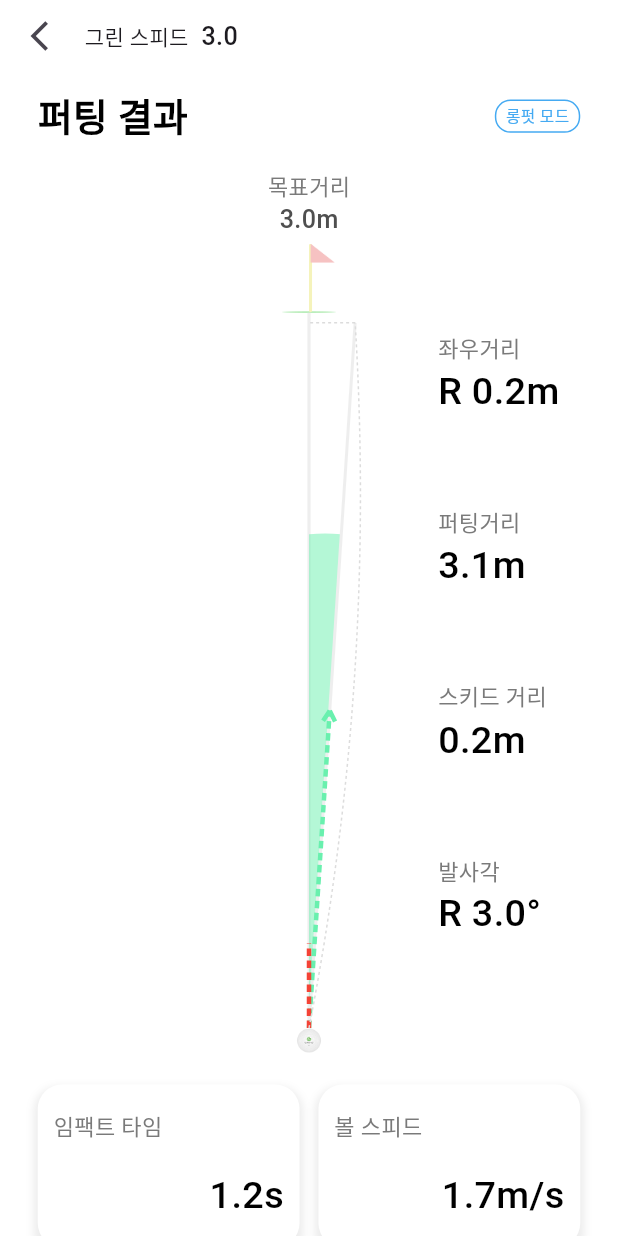
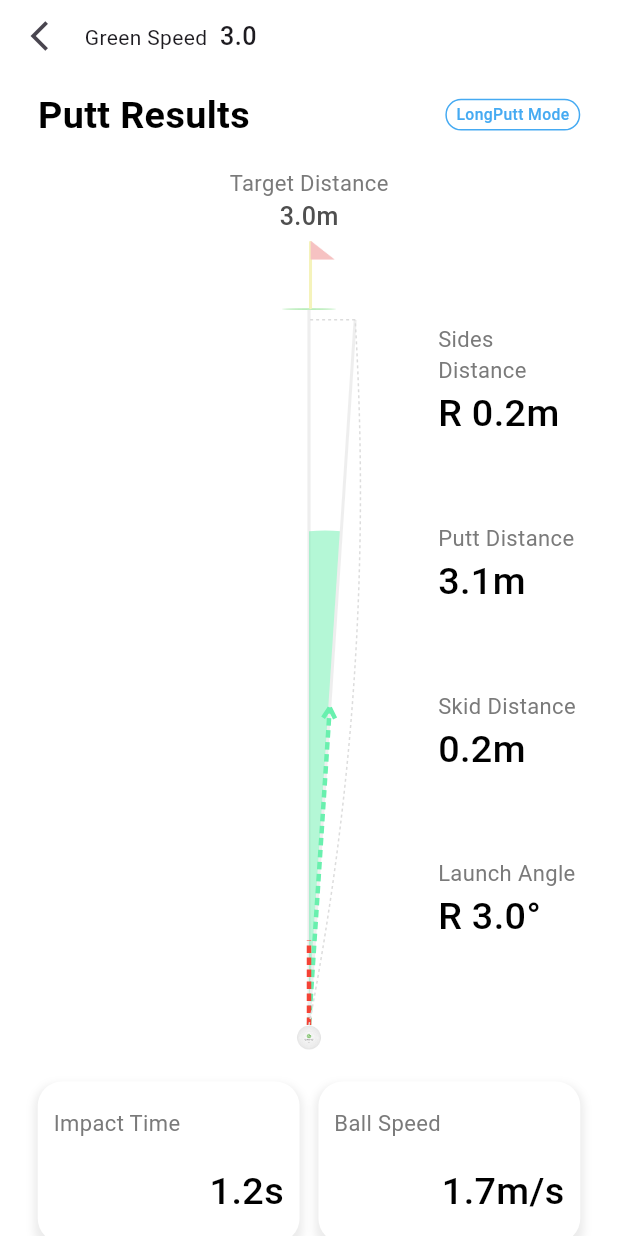
Before and after one commit to rkskdldl/ginovo_v2, a Flutter app: the LongPutResultPage screen opened directly, on a phone screen of 412 x 824 dp. Run offline on Flutter 3.47's test engine with Material 3 defaults, Android fonts, the light colour scheme and no system bars; our stand-ins replace flutter_screenutil; missing offline and left inert: flutter_inappwebview; statements that could not run were skipped.

Commit message:
영문 번역 완료

```diff
--- a/lib/presentation/pages/home/home_page.dart
+++ b/lib/presentation/pages/home/home_page.dart
@@ -47,7 +47,7 @@ class _HomePageState extends State<HomePage> {
                   child: PanelContainer(
                     customPadding: EdgeInsets.symmetric(vertical: 16.w,horizontal: 20.w),
                       childWidget: Row(
-                        mainAxisAlignment: MainAxisAlignment.spaceAround,
+                        mainAxisAlignment: MainAxisAlignment.spaceEvenly,
                     crossAxisAlignment: CrossAxisAlignment.start,
                     children: [
                       GestureDetector(
@@ -79,7 +79,7 @@ class _HomePageState extends State<HomePage> {
                         child: Column(
                           children: [
                             Image.asset("assets/image/mat_mode.png",width: 48.w,),
-                            Text("지노버\n매트모드",
+                            Text("GINOVO\nMat Mode",
                             textAlign: TextAlign.center,
                               style: TextStyle(
                                 fontSize: 12.sp,
@@ -97,7 +97,7 @@ class _HomePageState extends State<HomePage> {
                         child: Column(
                           children: [
                             Image.asset("assets/image/free_mode.png",width: 48.w,),
-                            Text("자유모드",
+                            Text("Free\nMode",
                               textAlign: TextAlign.center,
                               style: TextStyle(
                                   fontSize: 12.sp,
@@ -137,7 +137,7 @@ class _HomePageState extends State<HomePage> {
                         child: Column(
                           children: [
                             Image.asset("assets/image/longput_mode.png",width: 48.w,),
-                            Text("롱펏모드",
+                            Text("LongPutt\nMode",
                               textAlign: TextAlign.center,
                               style: TextStyle(
                                   fontSize: 12.sp,
@@ -166,7 +166,7 @@ class _HomePageState extends State<HomePage> {
                       Row(
                         children: [
                           Expanded(
-                            child: Text("퍼팅 분석",
+                            child: Text("Putt Analysis",
                               style: TextStyle(
                                   fontWeight:FontWeight.w500,
                                   fontSize: 24.sp,
@@ -174,7 +174,7 @@ class _HomePageState extends State<HomePage> {
                               ),
                             ),
                           ),
-                          Text("기준일 12월 25일 ",
+                          Text("Base Date 12/25",
                             style: TextStyle(
                                 fontWeight:FontWeight.normal,
                                 fontSize: 8.sp,
@@ -187,7 +187,7 @@ class _HomePageState extends State<HomePage> {
                       PanelContainer(
                           titleWidget: Align(
                             alignment: Alignment.centerLeft,
-                            child: Text("타점 & 스핀",
+                            child: Text("RBI & Spin",
                               style: TextStyle(
                                 fontSize: 20.sp,
                                 color: const Color(0xff000000),
@@ -273,7 +273,7 @@ class _HomePageState extends State<HomePage> {
                       PanelContainer(
                           titleWidget: Align(
                             alignment: Alignment.centerLeft,
-                            child: Text("퍼팅 거리(m)",
+                            child: Text("putt distance(m)",
                               style: TextStyle(
                                 fontSize: 20.sp,
                                 color: const Color(0xff000000),
@@ -288,7 +288,7 @@ class _HomePageState extends State<HomePage> {
                                 Column(
                                   crossAxisAlignment: CrossAxisAlignment.end,
                                   children: [
-                                    Text("타격목표",
+                                    Text("Hitting Target",
                                       style: TextStyle(
                                         fontSize:8.sp,
                                         fontWeight: FontWeight.w500,
@@ -350,7 +350,7 @@ class _HomePageState extends State<HomePage> {
                               SizedBox(height: 6.w,),
                               Row(
                                 children: [
-                                  Text("볼 스피드",
+                                  Text("Ball Speed",
                                     style: TextStyle(
                                       fontSize: 20.sp,
                                       color: const Color(0xff000000),
@@ -358,7 +358,7 @@ class _HomePageState extends State<HomePage> {
                                     ),
                                   ),
                                   Spacer(),
-                                  Text("단위 m/s",
+                                  Text("Unit m/s",
                                     style: TextStyle(
                                       fontSize: 10.sp,
                                       color: Color(0xff646464),
@@ -376,7 +376,7 @@ class _HomePageState extends State<HomePage> {
                                 Column(
                                   crossAxisAlignment: CrossAxisAlignment.center,
                                   children: [
-                                    Text("목표거리",
+                                    Text("Target Distance",
                                       style: TextStyle(
                                         fontSize:8.sp,
                                         fontWeight: FontWeight.w500,
@@ -384,7 +384,7 @@ class _HomePageState extends State<HomePage> {
                                       ),
                                     ),
                                     SizedBox(height: 8.w,),
-                                    Text("기준 스피드",
+                                    Text("Standard Speed",
                                       style: TextStyle(
                                         fontSize:8.sp,
                                         fontWeight: FontWeight.w500,
@@ -427,7 +427,7 @@ class _HomePageState extends State<HomePage> {
                       SizedBox(height: 30.w,),
                       Align(
                         alignment: Alignment.centerLeft,
-                        child: Text("페이스 각",
+                        child: Text("Face Angle",
                           style: TextStyle(
                             fontSize: 20.sp,
                             color: const Color(0xff000000),
--- a/lib/presentation/pages/result/long_put_result_page.dart
+++ b/lib/presentation/pages/result/long_put_result_page.dart
@@ -90,7 +90,7 @@ class _LongPutResultPageState extends State<LongPutResultPage> {
                         crossAxisAlignment: CrossAxisAlignment.baseline,
                         textBaseline: TextBaseline.alphabetic,
                         children: [
-                          Text("그린 스피드"),
+                          Text("Green Speed"),
                           SizedBox(width: 8.w,),
                           Align(
                               alignment: Alignment.bottomRight,
@@ -123,7 +123,7 @@ class _LongPutResultPageState extends State<LongPutResultPage> {
                               Row(
                                 children: [
                                   Expanded(
-                                    child: Text("퍼팅 결과",
+                                    child: Text("Putt Results",
                                       style: TextStyle(
                                         fontWeight: FontWeight.w600,
                                         color: Colors.black,
@@ -137,7 +137,7 @@ class _LongPutResultPageState extends State<LongPutResultPage> {
                                         borderRadius: BorderRadius.circular(10.w),
                                         border: Border.all(color: Color(0xff45AAF2),)
                                     ),
-                                    child: Text("롱펏 모드",
+                                    child: Text("LongPutt Mode",
                                       style: TextStyle(
                                         color: Color(0xff45AAF2),
                                         fontSize: 10.sp,
@@ -163,17 +163,17 @@ class _LongPutResultPageState extends State<LongPutResultPage> {
                               SizedBox(height: 20.w,),
                               Row(
                                 children: [
-                                  Expanded(child: DataPanel(title: "임팩트 타임", value: "${widget.hittingTimeTxt}")),
+                                  Expanded(child: DataPanel(title: "Impact Time", value: "${widget.hittingTimeTxt}")),
                                   SizedBox(width: 12.w,),
-                                  Expanded(child: DataPanel(title: "볼 스피드", value: "${widget.initialSpeedTxt}"))
+                                  Expanded(child: DataPanel(title: "Ball Speed", value: "${widget.initialSpeedTxt}"))
                                 ],
                               ),
                               SizedBox(height: 16.w,),
                               Row(
                                 children: [
-                                  Expanded(child: DataPanel(title: "임팩트", value: "${widget.hittingAmountTxt}")),
+                                  Expanded(child: DataPanel(title: "Impact", value: "${widget.hittingAmountTxt}")),
                                   SizedBox(width: 12.w,),
-                                  Expanded(child: DataPanel(title: "그린 스피드", value: "${widget.greenSpeedTxt}"))
+                                  Expanded(child: DataPanel(title: "Green Speed", value: "${widget.greenSpeedTxt}"))
                                 ],
                               ),
                               SizedBox(height: 24.w,),
--- a/lib/presentation/pages/result/mat_result_page.dart
+++ b/lib/presentation/pages/result/mat_result_page.dart
@@ -121,7 +121,7 @@ class _MatResultPageState extends State<MatResultPage> {
                     Expanded(
                       child: Row(
                         children: [
-                          Text("그린 스피드"),
+                          Text("Green Speed"),
                           Expanded(
                               child: Align(
                                   alignment: Alignment.centerRight,
@@ -155,7 +155,7 @@ class _MatResultPageState extends State<MatResultPage> {
                               Row(
                                 children: [
                                   Expanded(
-                                    child: Text("퍼팅 결과",
+                                    child: Text("Putt Results",
                                       style: TextStyle(
                                         fontWeight: FontWeight.w600,
                                         color: Colors.black,
@@ -169,7 +169,7 @@ class _MatResultPageState extends State<MatResultPage> {
                                       borderRadius: BorderRadius.circular(10.w),
                                       border: Border.all(color: Color(0xff26DD81),)
                                     ),
-                                    child: Text("매트 모드",
+                                    child: Text("Mat Mode",
                                     style: TextStyle(
                                       color: Color(0xff26DD81),
                                       fontSize: 10.sp,
@@ -196,17 +196,17 @@ class _MatResultPageState extends State<MatResultPage> {
                               SizedBox(height: 20.w,),
                               Row(
                                 children: [
-                                  Expanded(child: DataPanel(title: "임팩트 타임", value: "${widget.hittingTimeTxt}")),
+                                  Expanded(child: DataPanel(title: "Impact Time", value: "${widget.hittingTimeTxt}")),
                                   SizedBox(width: 12.w,),
-                                  Expanded(child: DataPanel(title: "볼 스피드", value: "${widget.initialSpeedTxt}"))
+                                  Expanded(child: DataPanel(title: "Ball Speed", value: "${widget.initialSpeedTxt}"))
                                 ],
                               ),
                               SizedBox(height: 16.w,),
                               Row(
                                 children: [
-                                  Expanded(child: DataPanel(title: "임팩트", value: "${widget.hittingAmountTxt}")),
+                                  Expanded(child: DataPanel(title: "Impact", value: "${widget.hittingAmountTxt}")),
                                   SizedBox(width: 12.w,),
-                                  Expanded(child: DataPanel(title: "그린 스피드", value: "${widget.greenSpeedTxt}"))
+                                  Expanded(child: DataPanel(title: "Green Speed", value: "${widget.greenSpeedTxt}"))
                                 ],
                               ),
                               SizedBox(height: 24.w,),
--- a/lib/presentation/widgets/long_put_panel.dart
+++ b/lib/presentation/widgets/long_put_panel.dart
@@ -34,7 +34,7 @@ class _LongPutPanelState extends State<LongPutPanel> {
   Widget build(BuildContext context) {
     return Column(
       children: [
-        Text("목표거리",
+        Text("Target Distance",
           style: TextStyle(
             fontSize: 14.sp,
             color: Color(0xff7A7A7A),
@@ -176,7 +176,7 @@ class _LongPutPanelState extends State<LongPutPanel> {
                 mainAxisSize: MainAxisSize.min,
                 crossAxisAlignment: CrossAxisAlignment.start,
                 children: [
-                  Text("좌우거리",
+                  Text("Sides Distance",
                     style: TextStyle(
                       fontSize: 14.sp,
                       color: Color(0xff7A7A7A),
@@ -195,7 +195,7 @@ class _LongPutPanelState extends State<LongPutPanel> {
                 crossAxisAlignment: CrossAxisAlignment.start,
                 mainAxisSize: MainAxisSize.min,
                 children: [
-                  Text("퍼팅거리",
+                  Text("Putt Distance",
                     style: TextStyle(
                       fontSize: 14.sp,
                       color: Color(0xff7A7A7A),
@@ -214,7 +214,7 @@ class _LongPutPanelState extends State<LongPutPanel> {
                 crossAxisAlignment: CrossAxisAlignment.start,
                 mainAxisSize: MainAxisSize.min,
                 children: [
-                  Text("스키드 거리",
+                  Text("Skid Distance",
                     style: TextStyle(
                       fontSize: 14.sp,
                       color: Color(0xff7A7A7A),
@@ -233,7 +233,7 @@ class _LongPutPanelState extends State<LongPutPanel> {
                 crossAxisAlignment: CrossAxisAlignment.start,
                 mainAxisSize: MainAxisSize.min,
                 children: [
-                  Text("발사각",
+                  Text("Launch Angle",
                     style: TextStyle(
                       fontSize: 14.sp,
                       color: Color(0xff7A7A7A),
--- a/lib/presentation/widgets/mat_panel.dart
+++ b/lib/presentation/widgets/mat_panel.dart
@@ -136,7 +136,7 @@ class _MatPanelState extends State<MatPanel> {
                 mainAxisSize: MainAxisSize.min,
                 crossAxisAlignment: CrossAxisAlignment.start,
                 children: [
-                  Text("좌우거리",
+                  Text("Sides Distance",
                     style: TextStyle(
                       fontSize: 14.sp,
                       color: Color(0xff7A7A7A),
@@ -155,7 +155,7 @@ class _MatPanelState extends State<MatPanel> {
                 crossAxisAlignment: CrossAxisAlignment.start,
                 mainAxisSize: MainAxisSize.min,
                 children: [
-                  Text("퍼팅거리",
+                  Text("Putt Distance",
                     style: TextStyle(
                       fontSize: 14.sp,
                       color: Color(0xff7A7A7A),
@@ -174,7 +174,7 @@ class _MatPanelState extends State<MatPanel> {
                 crossAxisAlignment: CrossAxisAlignment.start,
                 mainAxisSize: MainAxisSize.min,
                 children: [
-                  Text("스키드 거리",
+                  Text("Skid Distance",
                     style: TextStyle(
                       fontSize: 14.sp,
                       color: Color(0xff7A7A7A),
@@ -193,7 +193,7 @@ class _MatPanelState extends State<MatPanel> {
                 crossAxisAlignment: CrossAxisAlignment.start,
                 mainAxisSize: MainAxisSize.min,
                 children: [
-                  Text("발사각",
+                  Text("Launch Angle",
                     style: TextStyle(
                       fontSize: 14.sp,
                       color: Color(0xff7A7A7A),
--- a/lib/presentation/widgets/putter_panel.dart
+++ b/lib/presentation/widgets/putter_panel.dart
@@ -26,7 +26,7 @@ class _PutterSectionState extends State<PutterSection> {
           SizedBox(height: 40.w,),
           Align(
             alignment: Alignment.centerLeft,
-            child: Text("페이스 각도",
+            child: Text("Face Angle",
               style: TextStyle(
                 fontWeight: FontWeight.w600,
                 color: Colors.black,
--- a/lib/presentation/widgets/rotation_panel.dart
+++ b/lib/presentation/widgets/rotation_panel.dart
@@ -44,7 +44,7 @@ class _RotationSectionState extends State<RotationSection> {
           SizedBox(height: 40.w,),
           Align(
             alignment: Alignment.centerLeft,
-            child: Text("스핀",
+            child: Text("Spin",
               style: TextStyle(
                 fontWeight: FontWeight.w600,
                 color: Colors.black,
--- a/lib/presentation/widgets/speed_bar_widget.dart
+++ b/lib/presentation/widgets/speed_bar_widget.dart
@@ -97,11 +97,11 @@ class _GreenSpeedDropdownState extends State<GreenSpeedDropdown> {
       ),
       child: DropdownButton<double>(
         value: selectedValue,
-        hint: Text("롱펏 모드 - 그린스피드 ${selectedValue.toStringAsFixed(1)}"),
+        hint: Text("LongPut Mode - Green Speed ${selectedValue.toStringAsFixed(1)}"),
         items: dropdownItems.map((double item) {
           return DropdownMenuItem<double>(
             value: item,
-            child: Container(child: Text("롱펏 모드 - 그린스피드 ${item.toStringAsFixed(1)}")),
+            child: Container(child: Text("LongPut Mode - Green Speed ${item.toStringAsFixed(1)}")),
           );
         }).toList(),
         onChanged: (double? newValue) {
```
